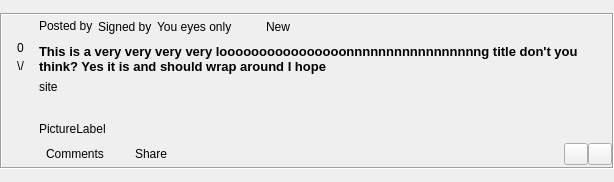
Above: retroshare-gui/src/gui/Posted/BoardPostDisplayWidget.ui from RetroShare/RetroShare before the change. Below: the same form after it.
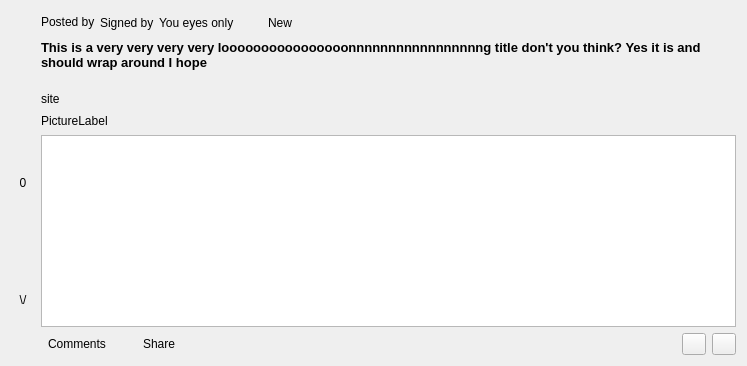
That is the form after the change. Icons and pictures are not drawn. Custom widgets are drawn as their Qt base class.

Commit message: display content in post widgets. Sizes still to fix up

```diff
--- a/retroshare-gui/src/gui/Posted/BoardPostDisplayWidget.ui
+++ b/retroshare-gui/src/gui/Posted/BoardPostDisplayWidget.ui
@@ -6,118 +6,100 @@
    <rect>
     <x>0</x>
     <y>0</y>
-    <width>614</width>
-    <height>182</height>
+    <width>747</width>
+    <height>366</height>
    </rect>
   </property>
+  <property name="sizePolicy">
+   <sizepolicy hsizetype="Preferred" vsizetype="Maximum">
+    <horstretch>0</horstretch>
+    <verstretch>0</verstretch>
+   </sizepolicy>
+  </property>
   <property name="windowTitle">
    <string notr="true"/>
   </property>
   <property name="styleSheet">
    <string notr="true"/>
   </property>
-  <layout class="QGridLayout" name="gridLayout_3">
-   <property name="leftMargin">
-    <number>0</number>
-   </property>
-   <property name="topMargin">
-    <number>0</number>
-   </property>
-   <property name="rightMargin">
-    <number>0</number>
-   </property>
-   <property name="bottomMargin">
-    <number>0</number>
-   </property>
-   <property name="spacing">
-    <number>0</number>
-   </property>
-   <item row="0" column="0">
-    <widget class="QFrame" name="mainFrame">
+  <layout class="QHBoxLayout" name="horizontalLayout_4">
+   <item>
+    <layout class="QVBoxLayout" name="verticalLayout">
+     <item>
+      <widget class="QToolButton" name="voteUpButton">
      <property name="sizePolicy">
-      <sizepolicy hsizetype="Expanding" vsizetype="Fixed">
+        <sizepolicy hsizetype="Preferred" vsizetype="Preferred">
        <horstretch>0</horstretch>
        <verstretch>0</verstretch>
       </sizepolicy>
      </property>
-     <property name="autoFillBackground">
-      <bool>false</bool>
-     </property>
-     <property name="frameShape">
-      <enum>QFrame::Box</enum>
-     </property>
-     <property name="frameShadow">
-      <enum>QFrame::Sunken</enum>
-     </property>
-     <layout class="QGridLayout" name="gridLayout_2">
-      <property name="leftMargin">
-       <number>0</number>
-      </property>
-      <property name="topMargin">
-       <number>0</number>
-      </property>
-      <property name="rightMargin">
-       <number>0</number>
-      </property>
-      <property name="bottomMargin">
-       <number>2</number>
-      </property>
-      <property name="horizontalSpacing">
-       <number>0</number>
-      </property>
-      <property name="verticalSpacing">
-       <number>6</number>
-      </property>
-      <item row="1" column="1">
-       <widget class="StyledLabel" name="titleLabel">
-        <property name="sizePolicy">
-         <sizepolicy hsizetype="MinimumExpanding" vsizetype="Expanding">
-          <horstretch>0</horstretch>
-          <verstretch>0</verstretch>
-         </sizepolicy>
-        </property>
+       <property name="toolTip">
+        <string>Vote up</string>
+       </property>
+       <property name="text">
+        <string/>
+       </property>
+       <property name="icon">
+        <iconset resource="Posted_images.qrc">
+         <normaloff>:/images/up-arrow.png</normaloff>:/images/up-arrow.png</iconset>
+       </property>
+       <property name="autoRaise">
+        <bool>true</bool>
+       </property>
+      </widget>
+     </item>
+     <item>
+      <widget class="StyledLabel" name="scoreLabel">
         <property name="font">
          <font>
-          <family>Arial</family>
-          <pointsize>10</pointsize>
-          <weight>75</weight>
-          <bold>true</bold>
+         <pointsize>9</pointsize>
          </font>
         </property>
         <property name="text">
-         <string notr="true">This is a very very very very loooooooooooooooonnnnnnnnnnnnnnnnng title don't you think? Yes it is and should wrap around I hope</string>
+        <string>0</string>
         </property>
         <property name="alignment">
-         <set>Qt::AlignLeading|Qt::AlignLeft|Qt::AlignTop</set>
-        </property>
-        <property name="wordWrap">
-         <bool>true</bool>
-        </property>
-        <property name="openExternalLinks">
-         <bool>true</bool>
-        </property>
-        <property name="textInteractionFlags">
-         <set>Qt::LinksAccessibleByMouse|Qt::TextSelectableByMouse</set>
+        <set>Qt::AlignCenter</set>
         </property>
        </widget>
       </item>
-      <item row="2" column="1">
-       <widget class="QLabel" name="siteLabel">
+     <item>
+      <widget class="QToolButton" name="voteDownButton">
         <property name="sizePolicy">
-         <sizepolicy hsizetype="Expanding" vsizetype="Preferred">
+        <sizepolicy hsizetype="Preferred" vsizetype="Preferred">
           <horstretch>0</horstretch>
           <verstretch>0</verstretch>
          </sizepolicy>
         </property>
+       <property name="minimumSize">
+        <size>
+         <width>0</width>
+         <height>0</height>
+        </size>
+       </property>
+       <property name="toolTip">
+        <string>Vote down</string>
+       </property>
+       <property name="styleSheet">
+        <string notr="true"/>
+       </property>
         <property name="text">
-         <string notr="true">site</string>
-        </property>
-        <property name="openExternalLinks">
+        <string>\/</string>
+       </property>
+       <property name="icon">
+        <iconset resource="Posted_images.qrc">
+         <normaloff>:/images/down-arrow.png</normaloff>:/images/down-arrow.png</iconset>
+       </property>
+       <property name="autoRaise">
          <bool>true</bool>
         </property>
        </widget>
       </item>
-      <item row="0" column="1">
+    </layout>
+   </item>
+   <item>
+    <layout class="QVBoxLayout" name="verticalLayout_2">
+     <item>
        <layout class="QHBoxLayout" name="horizontalLayout_2">
         <property name="spacing">
          <number>5</number>
@@ -233,129 +215,86 @@
         </item>
        </layout>
       </item>
-      <item row="0" column="0" rowspan="6">
-       <widget class="QFrame" name="voteFrame">
-        <property name="minimumSize">
-         <size>
-          <width>37</width>
-          <height>0</height>
-         </size>
-        </property>
-        <property name="styleSheet">
-         <string notr="true"/>
-        </property>
-        <property name="frameShape">
-         <enum>QFrame::NoFrame</enum>
-        </property>
-        <property name="frameShadow">
-         <enum>QFrame::Plain</enum>
-        </property>
-        <layout class="QVBoxLayout" name="verticalLayout">
-         <property name="spacing">
-          <number>0</number>
-         </property>
-         <property name="leftMargin">
-          <number>3</number>
-         </property>
-         <property name="topMargin">
-          <number>3</number>
-         </property>
-         <property name="rightMargin">
-          <number>3</number>
-         </property>
-         <property name="bottomMargin">
-          <number>3</number>
-         </property>
          <item>
-          <widget class="QToolButton" name="voteUpButton">
+      <widget class="StyledLabel" name="titleLabel">
            <property name="sizePolicy">
-            <sizepolicy hsizetype="Preferred" vsizetype="Preferred">
+        <sizepolicy hsizetype="MinimumExpanding" vsizetype="Expanding">
              <horstretch>0</horstretch>
              <verstretch>0</verstretch>
             </sizepolicy>
            </property>
-           <property name="toolTip">
-            <string>Vote up</string>
-           </property>
-           <property name="text">
-            <string/>
-           </property>
-           <property name="icon">
-            <iconset resource="Posted_images.qrc">
-             <normaloff>:/images/up-arrow.png</normaloff>:/images/up-arrow.png</iconset>
-           </property>
-           <property name="autoRaise">
-            <bool>true</bool>
-           </property>
-          </widget>
-         </item>
-         <item>
-          <widget class="StyledLabel" name="scoreLabel">
            <property name="font">
             <font>
-             <pointsize>9</pointsize>
+         <family>Arial</family>
+         <pointsize>10</pointsize>
+         <weight>75</weight>
+         <bold>true</bold>
             </font>
            </property>
            <property name="text">
-            <string>0</string>
+        <string notr="true">This is a very very very very loooooooooooooooonnnnnnnnnnnnnnnnng title don't you think? Yes it is and should wrap around I hope</string>
            </property>
            <property name="alignment">
-            <set>Qt::AlignCenter</set>
+        <set>Qt::AlignLeading|Qt::AlignLeft|Qt::AlignTop</set>
+       </property>
+       <property name="wordWrap">
+        <bool>true</bool>
+       </property>
+       <property name="openExternalLinks">
+        <bool>true</bool>
+       </property>
+       <property name="textInteractionFlags">
+        <set>Qt::LinksAccessibleByMouse|Qt::TextSelectableByMouse</set>
            </property>
           </widget>
          </item>
          <item>
-          <widget class="QToolButton" name="voteDownButton">
+      <widget class="QLabel" name="siteLabel">
            <property name="sizePolicy">
-            <sizepolicy hsizetype="Preferred" vsizetype="Preferred">
+        <sizepolicy hsizetype="Expanding" vsizetype="Preferred">
              <horstretch>0</horstretch>
              <verstretch>0</verstretch>
             </sizepolicy>
            </property>
-           <property name="minimumSize">
-            <size>
-             <width>0</width>
-             <height>0</height>
-            </size>
-           </property>
-           <property name="toolTip">
-            <string>Vote down</string>
-           </property>
-           <property name="styleSheet">
-            <string notr="true"/>
-           </property>
+       <property name="text">
+        <string notr="true">site</string>
+       </property>
+       <property name="openExternalLinks">
+        <bool>true</bool>
+       </property>
+      </widget>
+     </item>
+     <item>
+      <layout class="QHBoxLayout" name="horizontalLayout_3">
+       <item>
+        <widget class="QLabel" name="pictureLabel">
            <property name="text">
-            <string>\/</string>
-           </property>
-           <property name="icon">
-            <iconset resource="Posted_images.qrc">
-             <normaloff>:/images/down-arrow.png</normaloff>:/images/down-arrow.png</iconset>
-           </property>
-           <property name="autoRaise">
+          <string>PictureLabel</string>
+         </property>
+         <property name="scaledContents">
             <bool>true</bool>
            </property>
           </widget>
          </item>
          <item>
-          <spacer name="verticalSpacer">
+        <spacer name="horizontalSpacer">
            <property name="orientation">
-            <enum>Qt::Vertical</enum>
-           </property>
-           <property name="sizeType">
-            <enum>QSizePolicy::Expanding</enum>
+          <enum>Qt::Horizontal</enum>
            </property>
            <property name="sizeHint" stdset="0">
             <size>
-             <width>20</width>
-             <height>5</height>
+           <width>268</width>
+           <height>17</height>
             </size>
            </property>
           </spacer>
          </item>
         </layout>
-       </widget>
-      </item>
-      <item row="5" column="1">
+     </item>
+     <item>
+      <widget class="QTextEdit" name="notes"/>
+     </item>
+     <item>
        <layout class="QHBoxLayout" name="horizontalLayout">
         <item>
          <widget class="QToolButton" name="commentButton">
@@ -443,65 +382,7 @@
         </item>
        </layout>
       </item>
-      <item row="3" column="1">
-       <widget class="QLabel" name="notes">
-        <property name="text">
-         <string/>
-        </property>
-        <property name="wordWrap">
-         <bool>true</bool>
-        </property>
-        <property name="openExternalLinks">
-         <bool>true</bool>
-        </property>
-        <property name="textInteractionFlags">
-         <set>Qt::LinksAccessibleByMouse|Qt::TextSelectableByKeyboard|Qt::TextSelectableByMouse</set>
-        </property>
-       </widget>
-      </item>
-      <item row="4" column="1">
-       <widget class="QFrame" name="picture_frame">
-        <layout class="QHBoxLayout" name="horizontalPictureLayout">
-         <property name="leftMargin">
-          <number>0</number>
-         </property>
-         <property name="topMargin">
-          <number>0</number>
-         </property>
-         <property name="rightMargin">
-          <number>0</number>
-         </property>
-         <property name="bottomMargin">
-          <number>0</number>
-         </property>
-         <item>
-          <widget class="QLabel" name="pictureLabel">
-           <property name="text">
-            <string>PictureLabel</string>
-           </property>
-           <property name="scaledContents">
-            <bool>true</bool>
-           </property>
-          </widget>
-         </item>
-         <item>
-          <spacer name="horizontalSpacer">
-           <property name="orientation">
-            <enum>Qt::Horizontal</enum>
-           </property>
-           <property name="sizeHint" stdset="0">
-            <size>
-             <width>268</width>
-             <height>17</height>
-            </size>
-           </property>
-          </spacer>
-         </item>
-        </layout>
-       </widget>
-      </item>
-     </layout>
-    </widget>
+    </layout>
    </item>
   </layout>
  </widget>
```
Lines whose indentation alone changed are shown as unchanged. The commit also changes 4 other files.
